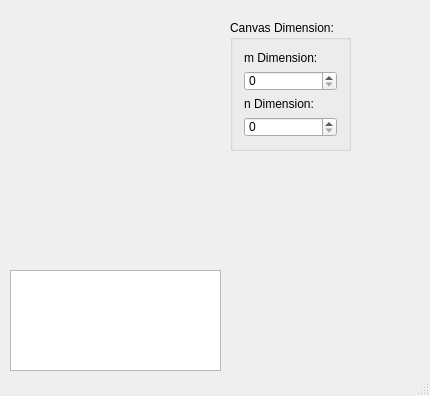
Before: the Qt Designer form Milestone4_GUI/mainwindow.ui in 0xanselm-priv/prg2-pr_milestone4, drawn with Qt 5.
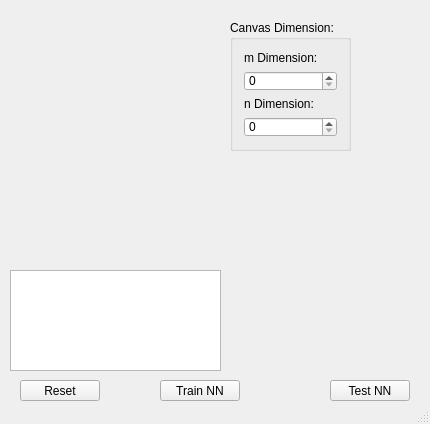
After: the same form once the commit is applied.

Diff of the .ui file:
```diff
--- a/Milestone4_GUI/mainwindow.ui
+++ b/Milestone4_GUI/mainwindow.ui
@@ -7,7 +7,7 @@
     <x>0</x>
     <y>0</y>
     <width>430</width>
-    <height>396</height>
+    <height>424</height>
    </rect>
   </property>
   <property name="windowTitle">
@@ -75,6 +75,45 @@
      </item>
     </layout>
    </widget>
+   <widget class="QPushButton" name="reset_button">
+    <property name="geometry">
+     <rect>
+      <x>20</x>
+      <y>380</y>
+      <width>80</width>
+      <height>21</height>
+     </rect>
+    </property>
+    <property name="text">
+     <string>Reset</string>
+    </property>
+   </widget>
+   <widget class="QPushButton" name="train_button">
+    <property name="geometry">
+     <rect>
+      <x>160</x>
+      <y>380</y>
+      <width>80</width>
+      <height>21</height>
+     </rect>
+    </property>
+    <property name="text">
+     <string>Train NN</string>
+    </property>
+   </widget>
+   <widget class="QPushButton" name="test_button">
+    <property name="geometry">
+     <rect>
+      <x>330</x>
+      <y>380</y>
+      <width>80</width>
+      <height>21</height>
+     </rect>
+    </property>
+    <property name="text">
+     <string>Test NN</string>
+    </property>
+   </widget>
   </widget>
   <widget class="QStatusBar" name="statusBar"/>
  </widget>
```
